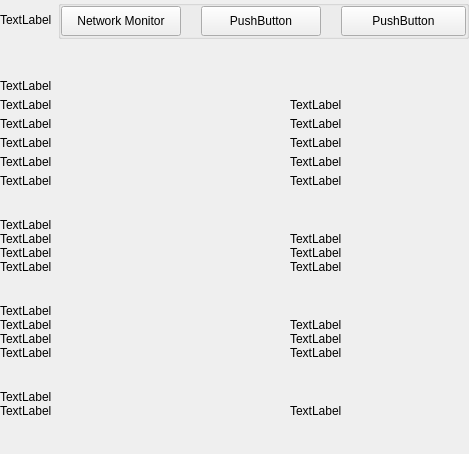
First picture: the form in src/qt/epgc/settings/forms/settingsinformationwidget.ui, repository kopernikus-git/encocoinplus, before the edit.
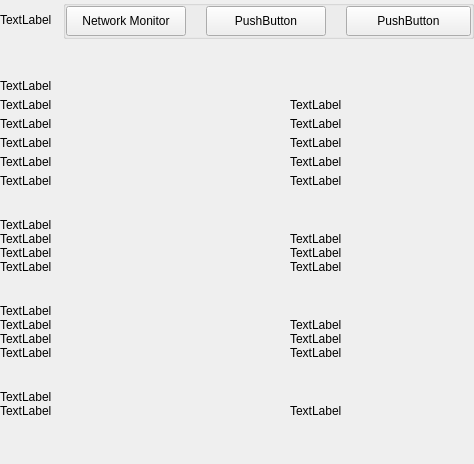
Second picture: the form after the edit.

```diff
--- a/src/qt/epgc/settings/forms/settingsinformationwidget.ui
+++ b/src/qt/epgc/settings/forms/settingsinformationwidget.ui
@@ -6,8 +6,8 @@
    <rect>
     <x>0</x>
     <y>0</y>
-    <width>469</width>
-    <height>454</height>
+    <width>474</width>
+    <height>464</height>
    </rect>
   </property>
   <property name="windowTitle">
```
